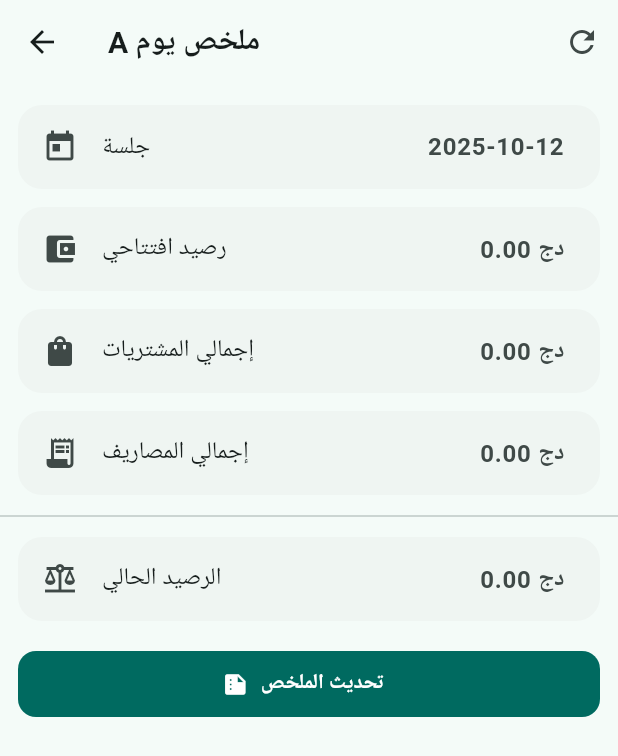
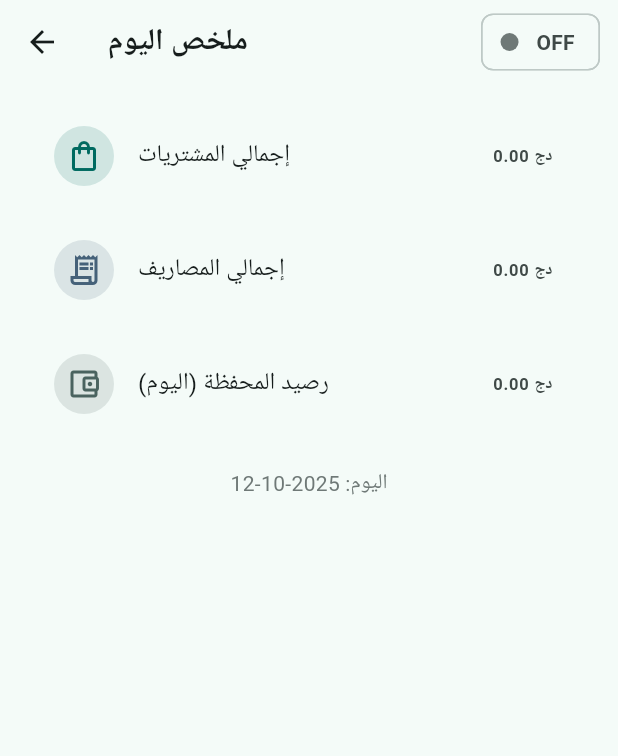
Before and after one commit to mustphache/admiral_tablet_a, a Flutter app: the ADaySummaryScreen screen opened directly, on a phone screen of 412 x 824 dp. Shown: the top 756 px of the screen. Run offline on Flutter 3.47's test engine with Material 3 defaults, Android fonts, the phone set to English and light mode, and no system bars; our stand-ins replace pdf, printing, shared_preferences; accounts and stored records are empty.

Commit message:
[auto] sync: 2025-10-12 17:17:20

```diff
--- a/lib/features/a_day/screens/a_day_summary_screen.dart
+++ b/lib/features/a_day/screens/a_day_summary_screen.dart
@@ -1,10 +1,11 @@
 import 'package:flutter/material.dart';
+import 'package:provider/provider.dart';
 
-// استخدمنا package imports لتفادي مشاكل المسارات
 import 'package:admiral_tablet_a/state/controllers/day_session_controller.dart';
 import 'package:admiral_tablet_a/state/controllers/purchase_controller.dart';
 import 'package:admiral_tablet_a/state/controllers/expense_controller.dart';
-import 'package:admiral_tablet_a/common/helpers/utils.dart';
+import 'package:admiral_tablet_a/state/controllers/wallet_controller.dart';
+import 'package:admiral_tablet_a/core/time/time_formats.dart';
 
 class ADaySummaryScreen extends StatefulWidget {
   const ADaySummaryScreen({super.key});
@@ -14,113 +15,124 @@ class ADaySummaryScreen extends StatefulWidget {
 }
 
 class _ADaySummaryScreenState extends State<ADaySummaryScreen> {
-  final _dayCtrl = DaySessionController();
-  final _pCtrl = PurchaseController();
-  final _eCtrl = ExpenseController();
+  final _p = PurchaseController();
+  final _e = ExpenseController();
+  final _w = WalletController();
 
-  bool _loading = true;
-
-  late String _sessionId;
-  double _openingCash = 0;
+  late String _dayId;
   double _purchasesTotal = 0;
   double _expensesTotal = 0;
+  double _walletTotal = 0;
 
-  double get _balance => _openingCash - _purchasesTotal - _expensesTotal;
+  void _reload() {
+    _dayId = TimeFmt.dayIdToday();
+    _purchasesTotal = _p.totalForDay(_dayId);
+    _expensesTotal = _e.totalForDay(_dayId);
+    _walletTotal = _w.totalForDay(_dayId);
+    setState(() {});
+  }
 
   @override
   void initState() {
     super.initState();
-    _load();
-  }
-
-  Future<void> _load() async {
-    // استرجاع آخر حالة
-    await _dayCtrl.restore();
-    _pCtrl.restore();
-    _eCtrl.restore();
-
-    // تحديد sessionId: من الجلسة الحالية أو fallback إلى تاريخ اليوم
-    _sessionId = _dayCtrl.current?.id ?? todayISO();
-    _openingCash = _dayCtrl.current?.openingCash ?? 0;
-
-    // حساب المجاميع
-    _purchasesTotal = _pCtrl.totalForDay(_sessionId);
-    _expensesTotal = _eCtrl.totalForDay(_sessionId);
-
-    if (mounted) setState(() => _loading = false);
+    _reload();
   }
 
   @override
   Widget build(BuildContext context) {
-    if (_loading) {
-      return const Scaffold(
-        body: Center(child: CircularProgressIndicator()),
-      );
-    }
+    return ChangeNotifierProvider<DaySessionController>(
+      create: (_) => DaySessionController()..load(),
+      child: Consumer<DaySessionController>(
+        builder: (_, session, __) {
+          final cs = Theme.of(context).colorScheme;
+          final on = session.isOn;
 
-    Widget tile(String title, String value, {IconData? icon}) {
-      return Card(
-        margin: const EdgeInsets.symmetric(vertical: 6, horizontal: 12),
-        child: ListTile(
-          leading: icon != null ? Icon(icon) : null,
-          title: Text(title),
-          trailing: Text(
-            value,
-            style: const TextStyle(fontWeight: FontWeight.w700, fontSize: 16),
-          ),
-        ),
-      );
-    }
-
-    return Scaffold(
-      appBar: AppBar(
-        title: const Text('A ملخص يوم'),
-        actions: [
-          IconButton(
-            onPressed: () async {
-              setState(() => _loading = true);
-              await _load(); // إعادة حساب الأرقام
-            },
-            icon: const Icon(Icons.refresh),
-            tooltip: 'تحديث',
-          ),
-        ],
-      ),
-      body: ListView(
-        children: [
-          const SizedBox(height: 8),
-          tile('جلسة', _sessionId, icon: Icons.today),
-          tile('رصيد افتتاحي', '${_openingCash.toStringAsFixed(2)} دج',
-              icon: Icons.account_balance_wallet),
-          tile('إجمالي المشتريات', '${_purchasesTotal.toStringAsFixed(2)} دج',
-              icon: Icons.shopping_bag),
-          tile('إجمالي المصاريف', '${_expensesTotal.toStringAsFixed(2)} دج',
-              icon: Icons.receipt_long),
-          const Divider(),
-          tile('الرصيد الحالي', '${_balance.toStringAsFixed(2)} دج',
-              icon: Icons.balance),
-          const SizedBox(height: 12),
-          Padding(
-            padding: const EdgeInsets.symmetric(horizontal: 12),
-            child: FilledButton.icon(
-                onPressed: () async {
-                  final messenger = ScaffoldMessenger.of(context); // ✅ التقطناه قبل await
-                  setState(() => _loading = true);
-
-                  await _load();
-
-                  if (!mounted) return;
-                  messenger.showSnackBar(
-                    const SnackBar(content: Text('تم تحديث الملخص')),
-                  );
-                },
-                icon: const Icon(Icons.summarize),
-              label: const Text('تحديث الملخص'),
+          return Scaffold(
+            appBar: AppBar(
+              title: const Text('ملخص اليوم'),
+              actions: [
+                Padding(
+                  padding: const EdgeInsetsDirectional.only(end: 12),
+                  child: Chip(
+                    label: Text(on ? 'ON' : 'OFF'),
+                    avatar: CircleAvatar(
+                      radius: 6,
+                      backgroundColor: on ? Colors.green : cs.outline,
+                    ),
+                  ),
+                ),
+              ],
             ),
-          ),
-          const SizedBox(height: 16),
-        ],
+            body: RefreshIndicator(
+              onRefresh: () async => _reload(),
+              child: ListView(
+                padding: const EdgeInsets.all(16),
+                children: [
+                  _SummaryCard(
+                    title: 'إجمالي المشتريات',
+                    value: _purchasesTotal,
+                    icon: Icons.shopping_bag_outlined,
+                    color: cs.primary,
+                  ),
+                  const SizedBox(height: 12),
+                  _SummaryCard(
+                    title: 'إجمالي المصاريف',
+                    value: _expensesTotal,
+                    icon: Icons.receipt_long_outlined,
+                    color: cs.tertiary,
+                  ),
+                  const SizedBox(height: 12),
+                  _SummaryCard(
+                    title: 'رصيد المحفظة (اليوم)',
+                    value: _walletTotal,
+                    icon: Icons.account_balance_wallet_outlined,
+                    color: cs.secondary,
+                  ),
+                  const SizedBox(height: 24),
+                  Text(
+                    'اليوم: $_dayId',
+                    textAlign: TextAlign.center,
+                    style: TextStyle(color: cs.outline),
+                  ),
+                ],
+              ),
+            ),
+          );
+        },
       ),
     );
   }
 }
+
+class _SummaryCard extends StatelessWidget {
+  final String title;
+  final double value;
+  final IconData icon;
+  final Color color;
+
+  const _SummaryCard({
+    required this.title,
+    required this.value,
+    required this.icon,
+    required this.color,
+  });
+
+  @override
+  Widget build(BuildContext context) {
+    final cs = Theme.of(context).colorScheme;
+    return Card(
+      child: ListTile(
+        leading: CircleAvatar(
+          backgroundColor: color.withOpacity(.15),
+          child: Icon(icon, color: color),
+        ),
+        title: Text(title),
+        trailing: Text(
+          '${value.toStringAsFixed(2)} دج',
+          style: const TextStyle(fontWeight: FontWeight.w700),
+        ),
+        tileColor: cs.surface,
+      ),
+    );
+  }
+}
```
